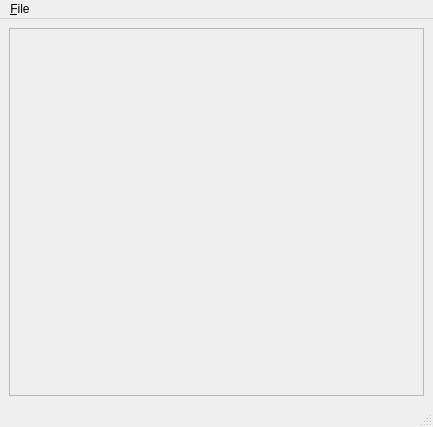
Old version of the form tools/gif2smiile/mainwindow.ui in the repository wimdams/Webservices2026.
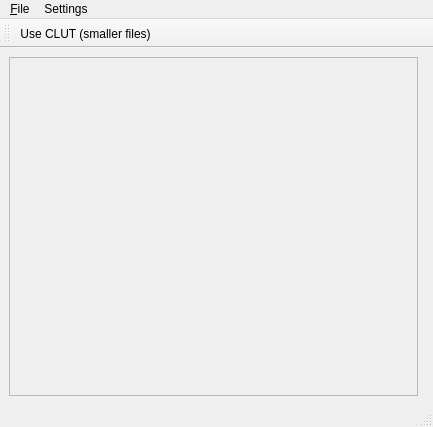
New version of the form. Icons and pictures are not drawn. Custom widgets are drawn as their Qt base class.

The edit to the form file:
```diff
--- a/tools/gif2smiile/mainwindow.ui
+++ b/tools/gif2smiile/mainwindow.ui
@@ -32,8 +32,8 @@
         <rect>
          <x>0</x>
          <y>0</y>
-         <width>409</width>
-         <height>360</height>
+         <width>392</width>
+         <height>322</height>
         </rect>
        </property>
        <layout class="QVBoxLayout" name="verticalLayout">
@@ -44,6 +44,9 @@
       </widget>
      </widget>
     </item>
+    <item row="0" column="1">
+     <widget class="CLUTWidget" name="clut" native="true"/>
+    </item>
    </layout>
   </widget>
   <widget class="QMenuBar" name="menubar">
@@ -61,9 +64,28 @@
     </property>
     <addaction name="actionOpen_Gif"/>
    </widget>
+   <widget class="QMenu" name="menuSettings">
+    <property name="title">
+     <string>Settings</string>
+    </property>
+    <addaction name="actionUse_CLUT_smaller_files"/>
+   </widget>
    <addaction name="menu_File"/>
+   <addaction name="menuSettings"/>
   </widget>
   <widget class="QStatusBar" name="statusbar"/>
+  <widget class="QToolBar" name="toolBar">
+   <property name="windowTitle">
+    <string>toolBar</string>
+   </property>
+   <attribute name="toolBarArea">
+    <enum>TopToolBarArea</enum>
+   </attribute>
+   <attribute name="toolBarBreak">
+    <bool>false</bool>
+   </attribute>
+   <addaction name="actionUse_CLUT_smaller_files"/>
+  </widget>
   <action name="actionOpen_Gif">
    <property name="icon">
     <iconset resource="res.qrc">
@@ -73,7 +95,31 @@
     <string>&amp;Open Gif</string>
    </property>
   </action>
+  <action name="actionUse_CLUT_smaller_files">
+   <property name="checkable">
+    <bool>true</bool>
+   </property>
+   <property name="icon">
+    <iconset resource="res.qrc">
+     <normaloff>:/res/16bit_non-indexed.png</normaloff>
+     <normalon>:/res/16bit_non-indexed.png</normalon>:/res/16bit_non-indexed.png</iconset>
+   </property>
+   <property name="text">
+    <string>Use CLUT (smaller files)</string>
+   </property>
+   <property name="menuRole">
+    <enum>QAction::MenuRole::NoRole</enum>
+   </property>
+  </action>
  </widget>
+ <customwidgets>
+  <customwidget>
+   <class>CLUTWidget</class>
+   <extends>QWidget</extends>
+   <header>clutwidget.h</header>
+   <container>1</container>
+  </customwidget>
+ </customwidgets>
  <resources>
   <include location="res.qrc"/>
  </resources>
```
